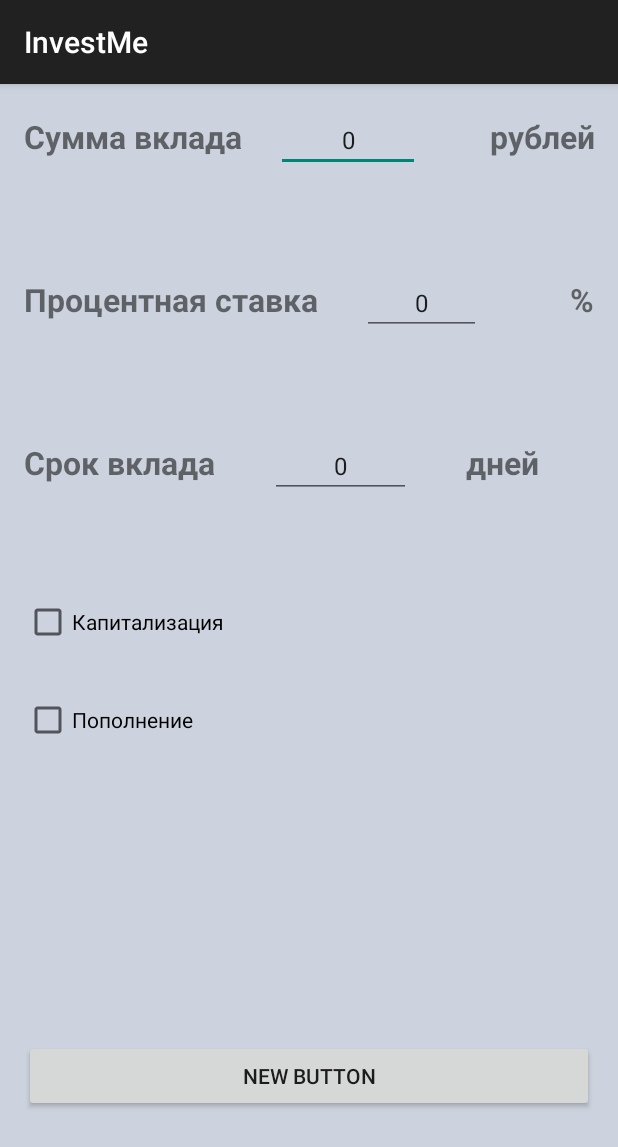
After one commit to agrefj/InvestMe, an Android app: the CalculatorActivity screen opened directly, with no data from a screen before it, on a phone screen of 412 x 824 dp. The commit adds this screen. Shown: the top 1147 px of the screen. Run offline under Robolectric (Android 15) with nearby library versions, the phone set to English and light mode, and no system bars.

Commit message:
CalculateActivity created

```diff
--- a/app/src/main/AndroidManifest.xml
+++ b/app/src/main/AndroidManifest.xml
@@ -16,6 +16,8 @@
                 <category android:name="android.intent.category.LAUNCHER" />
             </intent-filter>
         </activity>
+
+        <activity android:name=".CalculatorActivity" />
     </application>
 
 </manifest>
--- /dev/null
+++ b/app/src/main/java/ru/getlect/investme/investme/CalculatorActivity.java
@@ -0,0 +1,55 @@
+package ru.getlect.investme.investme;
+
+import android.os.Bundle;
+import android.support.v7.app.ActionBarActivity;
+import android.view.View;
+import android.widget.CheckBox;
+import android.widget.CompoundButton;
+import android.widget.LinearLayout;
+import android.widget.Spinner;
+
+/**
+ * Created by fj on 17.05.2015.
+ */
+public class CalculatorActivity extends ActionBarActivity implements CompoundButton.OnCheckedChangeListener {
+
+    Spinner spinner_replenishment;
+    CheckBox checkBox_replenishment;
+    LinearLayout ll_replenisment1;
+    LinearLayout ll_replenisment2;
+
+
+    @Override
+    protected void onCreate(Bundle savedInstanceState) {
+        super.onCreate(savedInstanceState);
+        setContentView(R.layout.activity_deposit_calc);
+
+        spinner_replenishment = (Spinner) findViewById(R.id.spinner_replenishment);
+
+        checkBox_replenishment = (CheckBox) findViewById(R.id.checkBox_replenishment);
+        checkBox_replenishment.setOnCheckedChangeListener(this);
+
+
+        ll_replenisment1 = (LinearLayout) findViewById(R.id.ll_replenisment1);
+        ll_replenisment2 = (LinearLayout) findViewById(R.id.ll_replenisment2);
+
+        ll_replenisment1.setVisibility(View.INVISIBLE);
+        ll_replenisment2.setVisibility(View.INVISIBLE);
+
+
+    }
+
+
+    @Override
+    public void onCheckedChanged(CompoundButton buttonView, boolean isChecked) {
+        if(checkBox_replenishment.isChecked()) {
+            ll_replenisment1.setVisibility(View.VISIBLE);
+            ll_replenisment2.setVisibility(View.VISIBLE);
+        }
+        else {
+            ll_replenisment1.setVisibility(View.INVISIBLE);
+            ll_replenisment2.setVisibility(View.INVISIBLE);
+        }
+
+    }
+}
--- a/app/src/main/java/ru/getlect/investme/investme/MainActivity.java
+++ b/app/src/main/java/ru/getlect/investme/investme/MainActivity.java
@@ -1,19 +1,55 @@
 package ru.getlect.investme.investme;
 
+import android.content.Intent;
 import android.os.Bundle;
 import android.support.v7.app.ActionBarActivity;
 import android.view.Menu;
 import android.view.MenuItem;
+import android.view.View;
+import android.widget.LinearLayout;
+
+import ru.getlect.investme.investme.data.InvestMeDBHelper;
 
 
-public class MainActivity extends ActionBarActivity {
+public class MainActivity extends ActionBarActivity implements View.OnClickListener {
+
+    LinearLayout ll_calculate;
+
+
+
 
     @Override
     protected void onCreate(Bundle savedInstanceState) {
         super.onCreate(savedInstanceState);
         setContentView(R.layout.activity_main);
 
+
+        InvestMeDBHelper dbHelper = new InvestMeDBHelper(this);
+        ll_calculate= (LinearLayout) findViewById(R.id.ll_calculate);
+        ll_calculate.setOnClickListener(this);
+
+
+
+
+
     }
+
+
+    @Override
+    public void onClick(View v) {
+        Intent intent_calculate = new Intent (this, ru.getlect.investme.investme.CalculatorActivity.class);
+        switch (v.getId()) {
+            case R.id.ll_calculate:
+                intent_calculate = new Intent(this, CalculatorActivity.class);
+                break;
+
+            default:
+                break;
+        }
+        startActivity(intent_calculate);
+    }
+
+
 
     @Override
     public boolean onCreateOptionsMenu(Menu menu) {
--- a/app/src/main/java/ru/getlect/investme/investme/data/InvestMeContract.java
+++ b/app/src/main/java/ru/getlect/investme/investme/data/InvestMeContract.java
@@ -1,5 +1,6 @@
 package ru.getlect.investme.investme.data;
 
+import android.net.Uri;
 import android.provider.BaseColumns;
 
 /**
@@ -9,7 +10,11 @@ public class InvestMeContract {
 
     public static final String DEPOSITS_URL = "http://159.253.23.26/DepositsQuery.json";
 
+    public static final String CONTENT_AUTHORITY = "ru.getlect.investme.investme";
+    public static final Uri BASE_CONTENT_URI = Uri.parse("content://" + CONTENT_AUTHORITY);
 
+    public static final String PATH_BANKS = "banks";
+    public static final String PATH_DEPOSITS = "deposits";
 
 
 
@@ -17,9 +22,22 @@ public class InvestMeContract {
 
         public static final String TABLE_NAME = "banks";
 
-        public static final String COLUMN_BANK_ID = "bank_id";
         public static final String COLUMN_BANK_ABBR = "bank_abbr";
         public static final String COLUMN_BANK_FULL_NAME = "bank_full_name";
+
+
+        public static final Uri CONTENT_URI = BASE_CONTENT_URI.buildUpon().appendPath(PATH_BANKS).build();
+
+        public static Uri buildClassesUri() {
+            return CONTENT_URI;
+
+        }
+
+        public static Uri buildDepositsOfBank(int bankId) {
+            return CONTENT_URI.buildUpon().appendPath(Integer.toString(bankId)).build();
+        }
+
+
     }
 
     public static final class DepositsEntry implements BaseColumns {
@@ -35,6 +53,11 @@ public class InvestMeContract {
         public static final String COLUMN_REPLENISHMENT = "replenishment";
         public static final String COLUMN_WITHDRAWAL = "withdrawal";
 
+
+        public static final Uri CONTENT_URI = BASE_CONTENT_URI.buildUpon().appendPath(PATH_DEPOSITS).build();
+
+
+
     }
 
 }
--- a/app/src/main/java/ru/getlect/investme/investme/data/InvestMeDBHelper.java
+++ b/app/src/main/java/ru/getlect/investme/investme/data/InvestMeDBHelper.java
@@ -13,9 +13,11 @@ public class InvestMeDBHelper extends SQLiteOpenHelper {
     private static final int DB_VERSION = 1;
 
 
+
     public InvestMeDBHelper(Context context) {
         super(context, DB_NAME, null, DB_VERSION);
     }
+
 
 
     @Override
@@ -23,26 +25,34 @@ public class InvestMeDBHelper extends SQLiteOpenHelper {
 
         final String SQL_CREATE_BANKS_TABLE = "CREATE TABLE " + InvestMeContract.BanksEntry.TABLE_NAME +
                 " (" + InvestMeContract.BanksEntry._ID + " INTEGER PRIMARY KEY," +
-                InvestMeContract.BanksEntry.COLUMN_BANK_ID + " INTEGER," +
                 InvestMeContract.BanksEntry.COLUMN_BANK_ABBR + " TEXT UNIQUE NOT NULL," +
                 InvestMeContract.BanksEntry.COLUMN_BANK_FULL_NAME + " TEXT UNIQUE NOT NULL" +
                 " );";
 
 
         final String SQL_CREATE_DEPOSITS_TABLE = "CREATE TABLE " + InvestMeContract.DepositsEntry.TABLE_NAME +
-                " (" + InvestMeContract.DepositsEntry._ID + " INTEGER PRIMART KEY," +
-                InvestMeContract.DepositsEntry.COLUMN_BANK_ID + " INTEGER UNIQIE NOT NULL," +
+                " (" +
+                InvestMeContract.DepositsEntry._ID + " INTEGER PRIMART KEY," +
+                InvestMeContract.DepositsEntry.COLUMN_BANK_ID + " INTEGER NOT NULL," +
+
+                //Set up the bank column as a foreign key to bank table
+                " FOREIGN KEY (" + InvestMeContract.DepositsEntry.COLUMN_BANK_ID + ") REFERENCES " +
+                InvestMeContract.BanksEntry.TABLE_NAME + " (" + InvestMeContract.BanksEntry._ID + "), " +
+
                 InvestMeContract.DepositsEntry.COLUMN_DEPOSIT_NAME + " TEXT NOT NULL," +
                 InvestMeContract.DepositsEntry.COLUMN_MAX_RATE + " INTEGER NOT NULL," +
                 InvestMeContract.DepositsEntry.COLUMN_MIN_AMOUNT + " INTEGER," +
                 InvestMeContract.DepositsEntry.COLUMN_MIN_PERIOD_DAYS + " INTEGER," +
-                InvestMeContract.DepositsEntry.COLUMN_CAPITALIZATION + " BOOLEAN DEFAULT FALSE," +
-                InvestMeContract.DepositsEntry.COLUMN_REPLENISHMENT + " BOOLEAN DEFAULT FALSE," +
-                InvestMeContract.DepositsEntry.COLUMN_WITHDRAWAL + " BOOLEAN DEFAULT FALSE" +
+                InvestMeContract.DepositsEntry.COLUMN_CAPITALIZATION + " INTEGER DEFAULT 0," +
+                InvestMeContract.DepositsEntry.COLUMN_REPLENISHMENT + " INTEGER DEFAULT 0," +
+                InvestMeContract.DepositsEntry.COLUMN_WITHDRAWAL + " INTEGER DEFAULT 0" +
                 " );";
 
         db.execSQL(SQL_CREATE_BANKS_TABLE);
         db.execSQL(SQL_CREATE_DEPOSITS_TABLE);
+
+
+
 
     }
 
--- /dev/null
+++ b/app/src/main/res/layout/activity_deposit_calc.xml
@@ -0,0 +1,241 @@
+<?xml version="1.0" encoding="utf-8"?>
+<LinearLayout xmlns:android="http://schemas.android.com/apk/res/android"
+    android:orientation="vertical"
+    android:layout_width="match_parent"
+    android:layout_height="match_parent"
+    android:minHeight="?android:attr/listPreferredItemHeight"
+    android:background="#ffcdd3de"
+    android:padding="16dp"
+    android:gravity="center_vertical"
+    >
+
+    <LinearLayout
+        android:orientation="horizontal"
+        android:layout_width="match_parent"
+        android:layout_height="wrap_content"
+        android:layout_weight="1"
+        >
+
+        <TextView
+            android:layout_width="wrap_content"
+            android:layout_height="wrap_content"
+            android:text="@string/deposit_sum"
+            android:layout_weight="1"
+            android:textSize = "21dp"
+            android:textStyle="bold"
+             />
+
+        <EditText
+            android:layout_width="wrap_content"
+            android:layout_height="wrap_content"
+            android:text="0"
+            android:layout_weight="2"
+            android:textSize="16dp"
+            android:inputType="number"
+            android:gravity="center_horizontal"
+            android:width="50dp"
+            android:maxLength="8"
+            />
+
+        <TextView
+            android:layout_width="wrap_content"
+            android:layout_height="wrap_content"
+            android:layout_weight="2"
+            android:textSize = "21dp"
+            android:textStyle="bold"
+            android:gravity="end"
+            android:text="рублей"/>
+
+    </LinearLayout>
+
+    <LinearLayout
+        android:orientation="horizontal"
+        android:layout_width="match_parent"
+        android:layout_height="wrap_content"
+        android:layout_weight="1"
+        >
+
+        <TextView
+            android:layout_width="wrap_content"
+            android:layout_height="wrap_content"
+            android:text="Процентная ставка"
+            android:layout_weight="1"
+            android:textSize="21dp"
+            android:textStyle="bold"
+            />
+
+        <EditText
+            android:layout_width="wrap_content"
+            android:layout_height="wrap_content"
+            android:text="0"
+            android:layout_weight="2"
+            android:gravity="center_horizontal"
+            android:textSize="16dp"
+            android:inputType="numberDecimal"
+            android:maxLength="2"
+             />
+
+        <TextView
+            android:layout_width="wrap_content"
+            android:layout_height="wrap_content"
+            android:layout_weight="2"
+            android:textSize="21dp"
+            android:gravity="end"
+            android:textStyle="bold"
+            android:text="%"
+             />
+    </LinearLayout>
+
+    <LinearLayout
+        android:orientation="horizontal"
+        android:layout_width="match_parent"
+        android:layout_height="wrap_content"
+        android:layout_weight="1">
+
+        <TextView
+            android:layout_width="wrap_content"
+            android:layout_height="wrap_content"
+            android:layout_weight="1"
+            android:textSize = "21dp"
+            android:textStyle="bold"
+            android:text="Срок вклада"
+
+            />
+
+        <EditText
+            android:layout_width="wrap_content"
+            android:layout_height="wrap_content"
+            android:gravity="center_horizontal"
+            android:text="0"
+            android:textSize="16dp"
+            android:layout_weight="2"
+            android:inputType="number"
+            android:maxLength="4"
+
+            />
+
+        <TextView
+            android:layout_width="wrap_content"
+            android:layout_height="wrap_content"
+            android:gravity="center_horizontal"
+            android:text="дней"
+            android:textSize="21dp"
+            android:textStyle="bold"
+            android:layout_weight="2"
+
+            />
+
+
+
+
+    </LinearLayout>
+
+    <LinearLayout
+        android:orientation="horizontal"
+        android:layout_width="match_parent"
+        android:layout_height="wrap_content"
+        android:layout_weight="0.5"
+        >
+
+        <CheckBox
+            android:layout_width="wrap_content"
+            android:layout_height="wrap_content"
+            android:text="Капитализация"
+            android:id="@+id/checkBox"
+            android:checked="false" />
+    </LinearLayout>
+
+    <LinearLayout
+        android:orientation="horizontal"
+        android:layout_width="match_parent"
+        android:layout_height="wrap_content"
+        android:layout_weight="0.5"
+        >
+
+        <CheckBox
+            android:layout_width="wrap_content"
+            android:layout_height="wrap_content"
+            android:text="Пополнение"
+            android:id="@+id/checkBox_replenishment"
+            android:checked="false" />
+
+
+
+        </LinearLayout>
+
+    <LinearLayout
+            android:layout_width="match_parent"
+            android:layout_height="wrap_content"
+            android:layout_weight="1"
+            android:orientation="horizontal"
+            android:id="@+id/ll_replenisment1"
+            >
+
+    <TextView
+                android:layout_width="wrap_content"
+                android:layout_height="wrap_content"
+                android:text="Сумма пополнений"
+                android:layout_weight="1"
+                android:textSize="14dp"
+                android:textStyle="bold"
+                />
+
+
+    <EditText
+                android:layout_width="wrap_content"
+                android:layout_height="wrap_content"
+                android:text="0"
+                android:layout_weight="2"
+                android:textSize="14dp"
+                android:inputType="number"
+                android:gravity="center_horizontal"
+
+        android:maxLength="8" />
+
+    <TextView
+                android:layout_width="wrap_content"
+                android:layout_height="wrap_content"
+                android:text="рублей"
+                android:layout_weight="2"
+                android:textSize="14dp"
+                android:textStyle="bold"
+                android:gravity="end"
+
+
+                />
+
+
+    </LinearLayout>
+
+    <LinearLayout
+        android:orientation="horizontal"
+        android:layout_width="match_parent"
+        android:layout_height="wrap_content"
+        android:layout_weight="0.5"
+        android:id="@+id/ll_replenisment2"
+        >
+
+        <Spinner
+            android:layout_width="wrap_content"
+            android:layout_height="wrap_content"
+            android:id="@+id/spinner_replenishment"
+            android:layout_weight="1" />
+    </LinearLayout>
+
+    <LinearLayout
+        android:orientation="horizontal"
+        android:layout_width="match_parent"
+        android:layout_height="wrap_content"
+        android:layout_weight="1"
+        >
+
+
+        <Button
+            android:layout_width="match_parent"
+            android:layout_height="wrap_content"
+            android:text="New Button"
+            android:id="@+id/button" />
+    </LinearLayout>
+
+
+</LinearLayout>
--- /dev/null
+++ b/app/src/main/res/layout/activity_deposit_calculator.xml
@@ -0,0 +1,17 @@
+<?xml version="1.0" encoding="utf-8"?>
+<FrameLayout xmlns:android="http://schemas.android.com/apk/res/android"
+    android:orientation="vertical" android:layout_width="match_parent"
+    android:layout_height="match_parent"
+    android:background="#ffcdd3de">
+
+    <ListView
+        android:layout_width="match_parent"
+        android:layout_height="wrap_content">
+
+
+
+
+
+    </ListView>
+
+</FrameLayout>
--- a/app/src/main/res/values/strings.xml
+++ b/app/src/main/res/values/strings.xml
@@ -3,4 +3,6 @@
 
     <string name="hello_world">Hello world!</string>
     <string name="action_settings">Settings</string>
+
+    <string name="deposit_sum">Сумма вклада</string>
 </resources>
```
